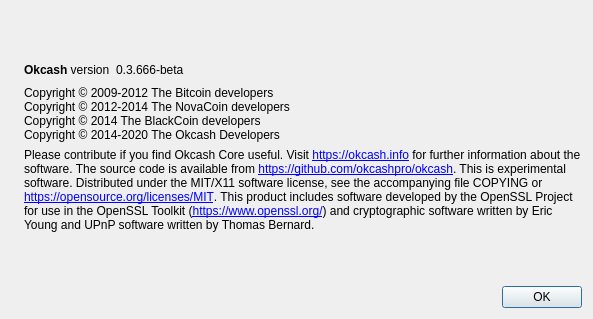
Old version of the form src/qt/forms/aboutdialog.ui in the repository okcashpro/okcash.
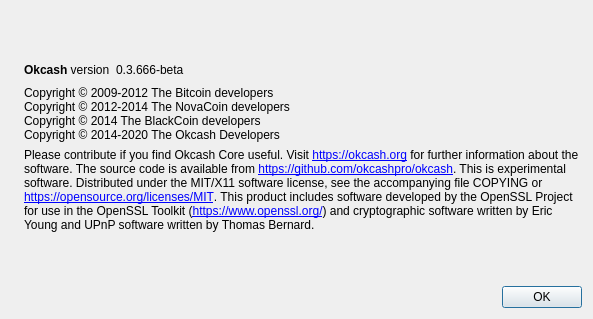
New version of the form. Icons and pictures are not drawn.

Commit message: org link updt

The edit to the form file:
```diff
--- a/src/qt/forms/aboutdialog.ui
+++ b/src/qt/forms/aboutdialog.ui
@@ -108,7 +108,7 @@
        </property>
        <property name="text">
         <string>
-Please contribute if you find Okcash Core useful. Visit &lt;a href=&quot;https://okcash.info&quot;&gt;https://okcash.info&lt;/a&gt; for further information about the software.
+Please contribute if you find Okcash Core useful. Visit &lt;a href=&quot;https://okcash.org&quot;&gt;https://okcash.org&lt;/a&gt; for further information about the software.
 The source code is available from &lt;a href=&quot;https://github.com/okcashpro/okcash&quot;&gt;https://github.com/okcashpro/okcash&lt;/a&gt;.
 
 This is experimental software.
```
